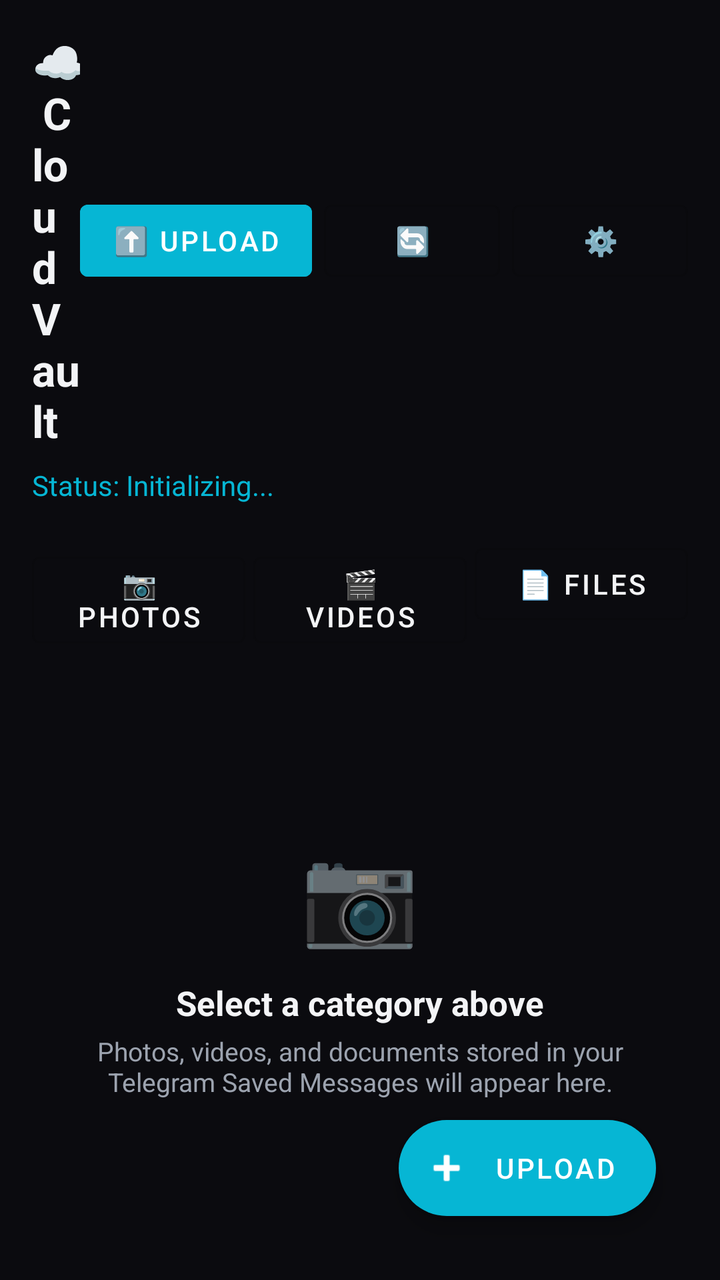
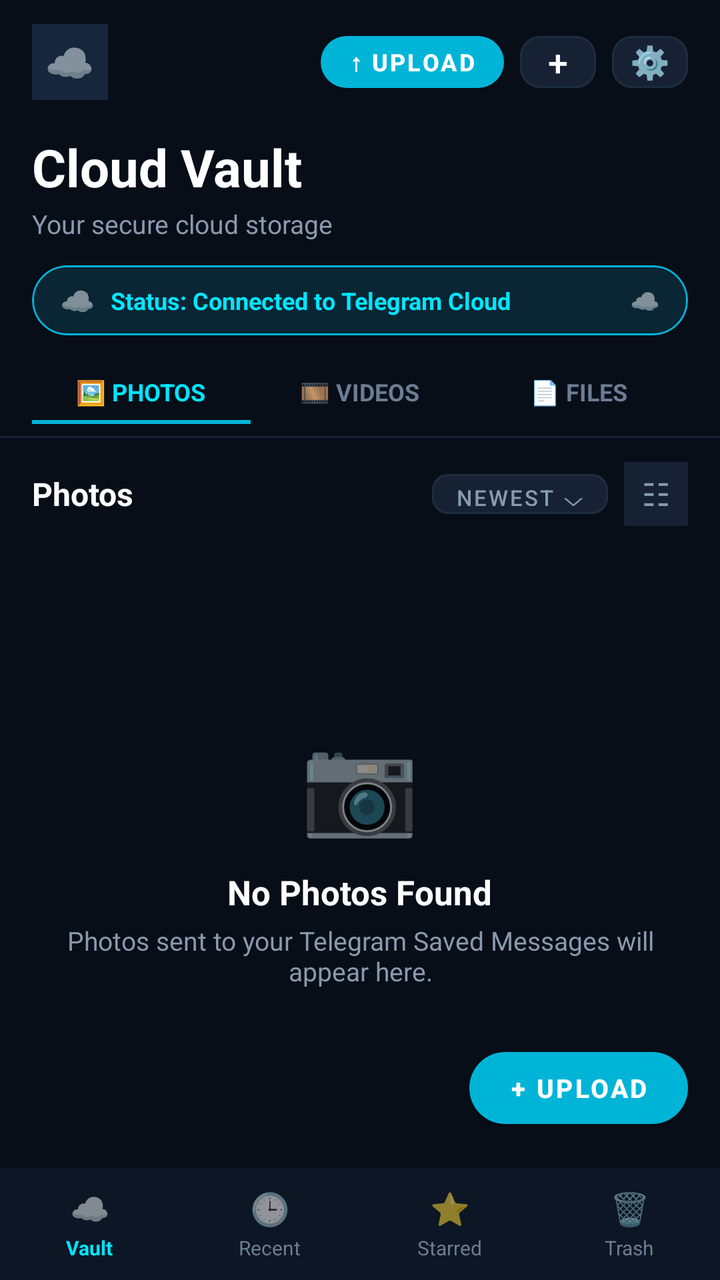

Two renders of the same Android screen: before a commit and after it. Below are the layout's source before the change and the commit's diff.
<!-- AndroidManifest.xml: application theme Theme.CloudVault -->
<!-- res/layout/activity_main.xml -->
<?xml version="1.0" encoding="utf-8"?>
<LinearLayout xmlns:android="http://schemas.android.com/apk/res/android"
    xmlns:app="http://schemas.android.com/apk/res-auto"
    android:layout_width="match_parent"
    android:layout_height="match_parent"
    android:orientation="vertical"
    android:background="@color/bg_dark"
    android:padding="16dp">

    
    <LinearLayout
        android:layout_width="match_parent"
        android:layout_height="wrap_content"
        android:orientation="horizontal"
        android:gravity="center_vertical">

        <TextView
            android:layout_width="0dp"
            android:layout_height="wrap_content"
            android:layout_weight="1"
            android:text="☁️ CloudVault"
            android:textColor="@color/text_primary"
            android:textSize="22sp"
            android:textStyle="bold" />

        <com.google.android.material.button.MaterialButton
            android:id="@+id/btnUpload"
            android:layout_width="wrap_content"
            android:layout_height="wrap_content"
            android:text="⬆️ Upload"
            android:textColor="#FFFFFF"
            android:backgroundTint="@color/accent_cyan"
            style="@style/Widget.MaterialComponents.Button" />

        <com.google.android.material.button.MaterialButton
            android:id="@+id/btnRefresh"
            android:layout_width="wrap_content"
            android:layout_height="wrap_content"
            android:layout_marginStart="6dp"
            android:text="🔄"
            android:textColor="@color/text_primary"
            style="@style/Widget.MaterialComponents.Button.OutlinedButton" />

        <com.google.android.material.button.MaterialButton
            android:id="@+id/btnSettings"
            android:layout_width="wrap_content"
            android:layout_height="wrap_content"
            android:layout_marginStart="6dp"
            android:text="⚙️"
            android:textColor="@color/text_primary"
            style="@style/Widget.MaterialComponents.Button.OutlinedButton" />
    </LinearLayout>

    <TextView
        android:id="@+id/tvStatus"
        android:layout_width="match_parent"
        android:layout_height="wrap_content"
        android:layout_marginTop="8dp"
        android:text="Status: Initializing..."
        android:textColor="@color/accent_cyan"
        android:textSize="14sp" />

    
    <LinearLayout
        android:layout_width="match_parent"
        android:layout_height="wrap_content"
        android:layout_marginTop="16dp"
        android:orientation="horizontal">

        <com.google.android.material.button.MaterialButton
            android:id="@+id/btnTabPhotos"
            android:layout_width="0dp"
            android:layout_height="wrap_content"
            android:layout_weight="1"
            android:text="📷 Photos"
            android:textColor="@color/text_primary"
            style="@style/Widget.MaterialComponents.Button.OutlinedButton" />

        <com.google.android.material.button.MaterialButton
            android:id="@+id/btnTabVideos"
            android:layout_width="0dp"
            android:layout_height="wrap_content"
            android:layout_weight="1"
            android:layout_marginStart="4dp"
            android:text="🎬 Videos"
            android:textColor="@color/text_primary"
            style="@style/Widget.MaterialComponents.Button.OutlinedButton" />

        <com.google.android.material.button.MaterialButton
            android:id="@+id/btnTabFiles"
            android:layout_width="0dp"
            android:layout_height="wrap_content"
            android:layout_weight="1"
            android:layout_marginStart="4dp"
            android:text="📄 Files"
            android:textColor="@color/text_primary"
            style="@style/Widget.MaterialComponents.Button.OutlinedButton" />
    </LinearLayout>


    
    <FrameLayout
        android:layout_width="match_parent"
        android:layout_height="0dp"
        android:layout_weight="1"
        android:layout_marginTop="16dp">

        <androidx.recyclerview.widget.RecyclerView
            android:id="@+id/rvMediaGrid"
            android:layout_width="match_parent"
            android:layout_height="match_parent"
            android:clipToPadding="false"
            android:padding="2dp"
            android:scrollbars="vertical" />

        
        <LinearLayout
            android:id="@+id/layoutEmptyState"
            android:layout_width="match_parent"
            android:layout_height="match_parent"
            android:orientation="vertical"
            android:gravity="center"
            android:padding="24dp">

            <TextView
                android:id="@+id/tvEmptyEmoji"
                android:layout_width="wrap_content"
                android:layout_height="wrap_content"
                android:text="📷"
                android:textSize="48sp" />

            <TextView
                android:id="@+id/tvEmptyTitle"
                android:layout_width="wrap_content"
                android:layout_height="wrap_content"
                android:layout_marginTop="12dp"
                android:text="Select a category above"
                android:textColor="@color/text_primary"
                android:textSize="17sp"
                android:textStyle="bold" />

            <TextView
                android:id="@+id/tvEmptySubtitle"
                android:layout_width="wrap_content"
                android:layout_height="wrap_content"
                android:layout_marginTop="4dp"
                android:gravity="center"
                android:text="Photos, videos, and documents stored in your Telegram Saved Messages will appear here."
                android:textColor="@color/text_secondary"
                android:textSize="13sp" />
        </LinearLayout>

        
        <com.google.android.material.floatingactionbutton.ExtendedFloatingActionButton
            android:id="@+id/fabUpload"
            android:layout_width="wrap_content"
            android:layout_height="wrap_content"
            android:layout_gravity="bottom|end"
            android:layout_margin="16dp"
            android:text="Upload"
            android:textColor="#FFFFFF"
            app:icon="@android:drawable/ic_input_add"
            app:iconTint="#FFFFFF"
            app:backgroundTint="@color/accent_cyan" />

    </FrameLayout>

</LinearLayout>
<!-- resources referenced by this layout -->
<resources>
  <color name="accent_cyan">#06B6D4</color>
  <color name="bg_dark">#0B0B0F</color>
  <color name="text_primary">#F3F4F6</color>
  <color name="text_secondary">#9CA3AF</color>
  <style name="Theme.CloudVault" parent="Theme.MaterialComponents.DayNight.NoActionBar">
          <item name="colorPrimary">@color/accent_blue</item>
          <item name="colorSecondary">@color/accent_cyan</item>
          <item name="android:statusBarColor">@color/bg_dark</item>
          <item name="android:windowBackground">@color/bg_dark</item>
      </style>
  <color name="accent_blue">#3B82F6</color>
</resources>

<!-- the commit's change to res/layout/activity_main.xml (unified diff, before → after) -->
@@ -4,113 +4,324 @@
     android:layout_width="match_parent"
     android:layout_height="match_parent"
     android:orientation="vertical"
-    android:background="@color/bg_dark"
-    android:padding="16dp">
+    android:background="@color/bg_dark">
 
     
     <LinearLayout
         android:layout_width="match_parent"
         android:layout_height="wrap_content"
         android:orientation="horizontal"
-        android:gravity="center_vertical">
-
-        <TextView
-            android:layout_width="0dp"
-            android:layout_height="wrap_content"
-            android:layout_weight="1"
-            android:text="☁️ CloudVault"
-            android:textColor="@color/text_primary"
-            android:textSize="22sp"
-            android:textStyle="bold" />
-
+        android:gravity="center_vertical"
+        android:paddingStart="16dp"
+        android:paddingEnd="16dp"
+        android:paddingTop="12dp"
+        android:paddingBottom="8dp">
+
+        
+        <FrameLayout
+            android:layout_width="38dp"
+            android:layout_height="38dp"
+            android:background="@drawable/ic_launcher_background"
+            android:backgroundTint="#16263D">
+
+            <TextView
+                android:layout_width="wrap_content"
+                android:layout_height="wrap_content"
+                android:layout_gravity="center"
+                android:text="☁️"
+                android:textSize="20sp" />
+        </FrameLayout>
+
+        <View
+            android:layout_width="0dp"
+            android:layout_height="0dp"
+            android:layout_weight="1" />
+
+        
         <com.google.android.material.button.MaterialButton
-            android:id="@+id/btnUpload"
+            android:id="@+id/btnTopUpload"
             android:layout_width="wrap_content"
-            android:layout_height="wrap_content"
-            android:text="⬆️ Upload"
+            android:layout_height="38dp"
+            android:text="↑ UPLOAD"
             android:textColor="#FFFFFF"
-            android:backgroundTint="@color/accent_cyan"
+            android:textSize="12sp"
+            android:textStyle="bold"
+            app:cornerRadius="19dp"
+            app:backgroundTint="@color/accent_cyan"
+            android:paddingStart="14dp"
+            android:paddingEnd="14dp"
             style="@style/Widget.MaterialComponents.Button" />
 
+        
         <com.google.android.material.button.MaterialButton
-            android:id="@+id/btnRefresh"
-            android:layout_width="wrap_content"
-            android:layout_height="wrap_content"
-            android:layout_marginStart="6dp"
-            android:text="🔄"
-            android:textColor="@color/text_primary"
-            style="@style/Widget.MaterialComponents.Button.OutlinedButton" />
-
+            android:id="@+id/btnQuickAdd"
+            android:layout_width="38dp"
+            android:layout_height="38dp"
+            android:layout_marginStart="8dp"
+            android:text="+"
+            android:textColor="#FFFFFF"
+            android:textSize="18sp"
+            app:cornerRadius="10dp"
+            app:backgroundTint="#162234"
+            app:strokeColor="@color/card_border"
+            app:strokeWidth="1dp"
+            android:padding="0dp"
+            style="@style/Widget.MaterialComponents.Button" />
+
+        
         <com.google.android.material.button.MaterialButton
             android:id="@+id/btnSettings"
+            android:layout_width="38dp"
+            android:layout_height="38dp"
+            android:layout_marginStart="8dp"
+            android:text="⚙️"
+            android:textColor="#FFFFFF"
+            android:textSize="16sp"
+            app:cornerRadius="10dp"
+            app:backgroundTint="#162234"
+            app:strokeColor="@color/card_border"
+            app:strokeWidth="1dp"
+            android:padding="0dp"
+            style="@style/Widget.MaterialComponents.Button" />
+    </LinearLayout>
+
+    
+    <LinearLayout
+        android:layout_width="match_parent"
+        android:layout_height="wrap_content"
+        android:orientation="vertical"
+        android:paddingStart="16dp"
+        android:paddingEnd="16dp"
+        android:paddingTop="8dp"
+        android:paddingBottom="12dp">
+
+        <TextView
             android:layout_width="wrap_content"
             android:layout_height="wrap_content"
-            android:layout_marginStart="6dp"
-            android:text="⚙️"
+            android:text="Cloud Vault"
             android:textColor="@color/text_primary"
-            style="@style/Widget.MaterialComponents.Button.OutlinedButton" />
+            android:textSize="26sp"
+            android:textStyle="bold" />
+
+        <TextView
+            android:layout_width="wrap_content"
+            android:layout_height="wrap_content"
+            android:layout_marginTop="2dp"
+            android:text="Your secure cloud storage"
+            android:textColor="@color/text_secondary"
+            android:textSize="13sp" />
     </LinearLayout>
 
-    <TextView
-        android:id="@+id/tvStatus"
+    
+    <com.google.android.material.card.MaterialCardView
+        android:id="@+id/cardStatusBanner"
         android:layout_width="match_parent"
         android:layout_height="wrap_content"
-        android:layout_marginTop="8dp"
-        android:text="Status: Initializing..."
-        android:textColor="@color/accent_cyan"
-        android:textSize="14sp" />
+        android:layout_marginStart="16dp"
+        android:layout_marginEnd="16dp"
+        app:cardCornerRadius="20dp"
+        app:cardElevation="0dp"
+        app:cardBackgroundColor="@color/status_pill_bg"
+        app:strokeColor="@color/status_pill_border"
+        app:strokeWidth="1dp">
+
+        <LinearLayout
+            android:layout_width="match_parent"
+            android:layout_height="wrap_content"
+            android:orientation="horizontal"
+            android:gravity="center_vertical"
+            android:paddingStart="14dp"
+            android:paddingEnd="14dp"
+            android:paddingTop="8dp"
+            android:paddingBottom="8dp">
+
+            <TextView
+                android:layout_width="wrap_content"
+                android:layout_height="wrap_content"
+                android:text="☁️"
+                android:textSize="14sp" />
+
+            <TextView
+                android:id="@+id/tvStatus"
+                android:layout_width="0dp"
+                android:layout_height="wrap_content"
+                android:layout_weight="1"
+                android:layout_marginStart="8dp"
+                android:text="Status: Connected to Telegram Cloud"
+                android:textColor="@color/accent_cyan_bright"
+                android:textSize="12sp"
+                android:textStyle="bold"
+                android:maxLines="1"
+                android:ellipsize="end" />
+
+            <TextView
+                android:layout_width="wrap_content"
+                android:layout_height="wrap_content"
+                android:text="☁️"
+                android:textSize="12sp" />
+        </LinearLayout>
+    </com.google.android.material.card.MaterialCardView>
 
     
     <LinearLayout
         android:layout_width="match_parent"
         android:layout_height="wrap_content"
-        android:layout_marginTop="16dp"
+        android:layout_marginTop="14dp"
+        android:paddingStart="16dp"
+        android:paddingEnd="16dp"
         android:orientation="horizontal">
 
+        <LinearLayout
+            android:id="@+id/tabPhotosContainer"
+            android:layout_width="0dp"
+            android:layout_height="wrap_content"
+            android:layout_weight="1"
+            android:orientation="vertical"
+            android:gravity="center"
+            android:paddingTop="6dp"
+            android:paddingBottom="6dp">
+
+            <TextView
+                android:id="@+id/tvTabPhotosLabel"
+                android:layout_width="wrap_content"
+                android:layout_height="wrap_content"
+                android:text="🖼 PHOTOS"
+                android:textColor="@color/accent_cyan_bright"
+                android:textSize="12sp"
+                android:textStyle="bold" />
+
+            <View
+                android:id="@+id/tabPhotosIndicator"
+                android:layout_width=" match_parent"
+                android:layout_height="2dp"
+                android:layout_marginTop="6dp"
+                android:background="@color/accent_cyan" />
+        </LinearLayout>
+
+        <LinearLayout
+            android:id="@+id/tabVideosContainer"
+            android:layout_width="0dp"
+            android:layout_height="wrap_content"
+            android:layout_weight="1"
+            android:orientation="vertical"
+            android:gravity="center"
+            android:paddingTop="6dp"
+            android:paddingBottom="6dp">
+
+            <TextView
+                android:id="@+id/tvTabVideosLabel"
+                android:layout_width="wrap_content"
+                android:layout_height="wrap_content"
+                android:text="🎞 VIDEOS"
+                android:textColor="@color/tab_inactive"
+                android:textSize="12sp"
+                android:textStyle="bold" />
+
+            <View
+                android:id="@+id/tabVideosIndicator"
+                android:layout_width="match_parent"
+                android:layout_height="2dp"
+                android:layout_marginTop="6dp"
+                android:background="@android:color/transparent" />
+        </LinearLayout>
+
+        <LinearLayout
+            android:id="@+id/tabFilesContainer"
+            android:layout_width="0dp"
+            android:layout_height="wrap_content"
+            android:layout_weight="1"
+            android:orientation="vertical"
+            android:gravity="center"
+            android:paddingTop="6dp"
+            android:paddingBottom="6dp">
+
+            <TextView
+                android:id="@+id/tvTabFilesLabel"
+                android:layout_width="wrap_content"
+                android:layout_height="wrap_content"
+                android:text="📄 FILES"
+                android:textColor="@color/tab_inactive"
+                android:textSize="12sp"
+                android:textStyle="bold" />
+
+            <View
+                android:id="@+id/tabFilesIndicator"
+                android:layout_width="match_parent"
+                android:layout_height="2dp"
+                android:layout_marginTop="6dp"
+                android:background="@android:color/transparent" />
+        </LinearLayout>
+
+    </LinearLayout>
+
+    <View
+        android:layout_width="match_parent"
+        android:layout_height="1dp"
+        android:background="#162234" />
+
+    
+    <LinearLayout
+        android:layout_width="match_parent"
+        android:layout_height="wrap_content"
+        android:orientation="horizontal"
+        android:gravity="center_vertical"
+        android:paddingStart="16dp"
+        android:paddingEnd="16dp"
+        android:paddingTop="12dp"
+        android:paddingBottom="6dp">
+
+        <TextView
+            android:id="@+id/tvSectionTitle"
+            android:layout_width="0dp"
+            android:layout_height="wrap_content"
+            android:layout_weight="1"
+            android:text="Photos"
+            android:textColor="@color/text_primary"
+            android:textSize="16sp"
+            android:textStyle="bold" />
+
         <com.google.android.material.button.MaterialButton
-            android:id="@+id/btnTabPhotos"
-            android:layout_width="0dp"
-            android:layout_height="wrap_content"
-            android:layout_weight="1"
-            android:text="📷 Photos"
-            android:textColor="@color/text_primary"
-            style="@style/Widget.MaterialComponents.Button.OutlinedButton" />
-
-        <com.google.android.material.button.MaterialButton
-            android:id="@+id/btnTabVideos"
-            android:layout_width="0dp"
-            android:layout_height="wrap_content"
-            android:layout_weight="1"
-            android:layout_marginStart="4dp"
-            android:text="🎬 Videos"
-            android:textColor="@color/text_primary"
-            style="@style/Widget.MaterialComponents.Button.OutlinedButton" />
-
-        <com.google.android.material.button.MaterialButton
-            android:id="@+id/btnTabFiles"
-            android:layout_width="0dp"
-            android:layout_height="wrap_content"
-            android:layout_weight="1"
-            android:layout_marginStart="4dp"
-            android:text="📄 Files"
-            android:textColor="@color/text_primary"
-            style="@style/Widget.MaterialComponents.Button.OutlinedButton" />
+            android:id="@+id/btnSortFilter"
+            android:layout_width="wrap_content"
+            android:layout_height="32dp"
+            android:text="Newest ⌵"
+            android:textColor="@color/text_secondary"
+            android:textSize="11sp"
+            app:cornerRadius="8dp"
+            app:backgroundTint="#162234"
+            app:strokeColor="@color/card_border"
+            app:strokeWidth="1dp"
+            android:paddingStart="8dp"
+            android:paddingEnd="8dp"
+            style="@style/Widget.MaterialComponents.Button" />
+
+        <TextView
+            android:id="@+id/btnGridToggle"
+            android:layout_width="32dp"
+            android:layout_height="32dp"
+            android:layout_marginStart="8dp"
+            android:gravity="center"
+            android:text="☷"
+            android:textColor="@color/text_secondary"
+            android:textSize="16sp"
+            android:background="#162234" />
     </LinearLayout>
 
-
     
     <FrameLayout
         android:layout_width="match_parent"
         android:layout_height="0dp"
-        android:layout_weight="1"
-        android:layout_marginTop="16dp">
+        android:layout_weight="1">
 
         <androidx.recyclerview.widget.RecyclerView
             android:id="@+id/rvMediaGrid"
             android:layout_width="match_parent"
             android:layout_height="match_parent"
             android:clipToPadding="false"
-            android:padding="2dp"
+            android:paddingStart="12dp"
+            android:paddingEnd="12dp"
+            android:paddingTop="4dp"
+            android:paddingBottom="80dp"
             android:scrollbars="vertical" />
 
         
@@ -134,7 +345,7 @@
                 android:layout_width="wrap_content"
                 android:layout_height="wrap_content"
                 android:layout_marginTop="12dp"
-                android:text="Select a category above"
+                android:text="No Photos Found"
                 android:textColor="@color/text_primary"
                 android:textSize="17sp"
                 android:textStyle="bold" />
@@ -145,24 +356,154 @@
                 android:layout_height="wrap_content"
                 android:layout_marginTop="4dp"
                 android:gravity="center"
-                android:text="Photos, videos, and documents stored in your Telegram Saved Messages will appear here."
+                android:text="Photos sent to your Telegram Saved Messages will appear here."
                 android:textColor="@color/text_secondary"
                 android:textSize="13sp" />
         </LinearLayout>
 
         
-        <com.google.android.material.floatingactionbutton.ExtendedFloatingActionButton
+        <ProgressBar
+            android:id="@+id/pbLoading"
+            android:layout_width="40dp"
+            android:layout_height="40dp"
+            android:layout_gravity="center"
+            android:visibility="gone" />
+
+        
+        <com.google.android.material.button.MaterialButton
             android:id="@+id/fabUpload"
             android:layout_width="wrap_content"
-            android:layout_height="wrap_content"
+            android:layout_height="48dp"
             android:layout_gravity="bottom|end"
-            android:layout_margin="16dp"
-            android:text="Upload"
+            android:layout_marginEnd="16dp"
+            android:layout_marginBottom="16dp"
+            android:text="+ UPLOAD"
             android:textColor="#FFFFFF"
-            app:icon="@android:drawable/ic_input_add"
-            app:iconTint="#FFFFFF"
-            app:backgroundTint="@color/accent_cyan" />
+            android:textSize="13sp"
+            android:textStyle="bold"
+            app:cornerRadius="24dp"
+            app:backgroundTint="@color/accent_cyan"
+            app:elevation="6dp"
+            android:paddingStart="20dp"
+            android:paddingEnd="20dp"
+            style="@style/Widget.MaterialComponents.Button" />
 
     </FrameLayout>
 
+    
+    <LinearLayout
+        android:id="@+id/bottomNavBar"
+        android:layout_width="match_parent"
+        android:layout_height="56dp"
+        android:background="@color/bottom_nav_bg"
+        android:orientation="horizontal"
+        android:gravity="center_vertical">
+
+        
+        <LinearLayout
+            android:id="@+id/navVault"
+            android:layout_width="0dp"
+            android:layout_height="match_parent"
+            android:layout_weight="1"
+            android:orientation="vertical"
+            android:gravity="center">
+
+            <TextView
+                android:id="@+id/iconNavVault"
+                android:layout_width="wrap_content"
+                android:layout_height="wrap_content"
+                android:text="☁️"
+                android:textSize="16sp" />
+
+            <TextView
+                android:id="@+id/labelNavVault"
+                android:layout_width="wrap_content"
+                android:layout_height="wrap_content"
+                android:layout_marginTop="2dp"
+                android:text="Vault"
+                android:textColor="@color/accent_cyan_bright"
+                android:textSize="10sp"
+                android:textStyle="bold" />
+        </LinearLayout>
+
+        
+        <LinearLayout
+            android:id="@+id/navRecent"
+            android:layout_width="0dp"
+            android:layout_height="match_parent"
+            android:layout_weight="1"
+            android:orientation="vertical"
+            android:gravity="center">
+
+            <TextView
+                android:id="@+id/iconNavRecent"
+                android:layout_width="wrap_content"
+                android:layout_height="wrap_content"
+                android:text="🕒"
+                android:textSize="16sp" />
+
+            <TextView
+                android:id="@+id/labelNavRecent"
+                android:layout_width="wrap_content"
+                android:layout_height="wrap_content"
+                android:layout_marginTop="2dp"
+                android:text="Recent"
+                android:textColor="@color/tab_inactive"
+                android:textSize="10sp" />
+        </LinearLayout>
+
+        
+        <LinearLayout
+            android:id="@+id/navStarred"
+            android:layout_width="0dp"
+            android:layout_height="match_parent"
+            android:layout_weight="1"
+            android:orientation="vertical"
+            android:gravity="center">
+
+            <TextView
+                android:id="@+id/iconNavStarred"
+                android:layout_width="wrap_content"
+                android:layout_height="wrap_content"
+                android:text="⭐"
+                android:textSize="16sp" />
+
+            <TextView
+                android:id="@+id/labelNavStarred"
+                android:layout_width="wrap_content"
+                android:layout_height="wrap_content"
+                android:layout_marginTop="2dp"
+                android:text="Starred"
+                android:textColor="@color/tab_inactive"
+                android:textSize="10sp" />
+        </LinearLayout>
+
+        
+        <LinearLayout
+            android:id="@+id/navTrash"
+            android:layout_width="0dp"
+            android:layout_height="match_parent"
+            android:layout_weight="1"
+            android:orientation="vertical"
+            android:gravity="center">
+
+            <TextView
+                android:id="@+id/iconNavTrash"
+                android:layout_width="wrap_content"
+                android:layout_height="wrap_content"
+                android:text="🗑️"
+                android:textSize="16sp" />
+
+            <TextView
+                android:id="@+id/labelNavTrash"
+                android:layout_width="wrap_content"
+                android:layout_height="wrap_content"
+                android:layout_marginTop="2dp"
+                android:text="Trash"
+                android:textColor="@color/tab_inactive"
+                android:textSize="10sp" />
+        </LinearLayout>
+
+    </LinearLayout>
+
 </LinearLayout>
<!-- resource entries referenced after the edit -->
@@ -1,15 +1,32 @@
 <!-- resources referenced by this layout -->
 <resources>
-  <color name="accent_cyan">#06B6D4</color>
-  <color name="bg_dark">#0B0B0F</color>
-  <color name="text_primary">#F3F4F6</color>
-  <color name="text_secondary">#9CA3AF</color>
+  <color name="accent_cyan">#00B4D8</color>
+  <color name="accent_cyan_bright">#00E5FF</color>
+  <color name="bg_dark">#080E18</color>
+  <color name="bottom_nav_bg">#0D1624</color>
+  <color name="card_border">#1E2C3F</color>
+  <color name="status_pill_bg">#0A2533</color>
+  <color name="status_pill_border">#00B4D8</color>
+  <color name="tab_inactive">#6C7D93</color>
+  <color name="text_primary">#FFFFFF</color>
+  <color name="text_secondary">#8A99AD</color>
+  <!-- drawable ic_launcher_background (drawable) -->
+  <?xml version="1.0" encoding="utf-8"?>
+  <vector xmlns:android="http://schemas.android.com/apk/res/android"
+      android:width="108dp"
+      android:height="108dp"
+      android:viewportWidth="108"
+      android:viewportHeight="108">
+      <path
+          android:fillColor="#3B82F6"
+          android:pathData="M0,0h108v108h-108z"/>
+  </vector>
   <style name="Theme.CloudVault" parent="Theme.MaterialComponents.DayNight.NoActionBar">
           <item name="colorPrimary">@color/accent_blue</item>
           <item name="colorSecondary">@color/accent_cyan</item>
           <item name="android:statusBarColor">@color/bg_dark</item>
           <item name="android:windowBackground">@color/bg_dark</item>
       </style>
-  <color name="accent_blue">#3B82F6</color>
+  <color name="accent_blue">#1976D2</color>
 </resources>
 
